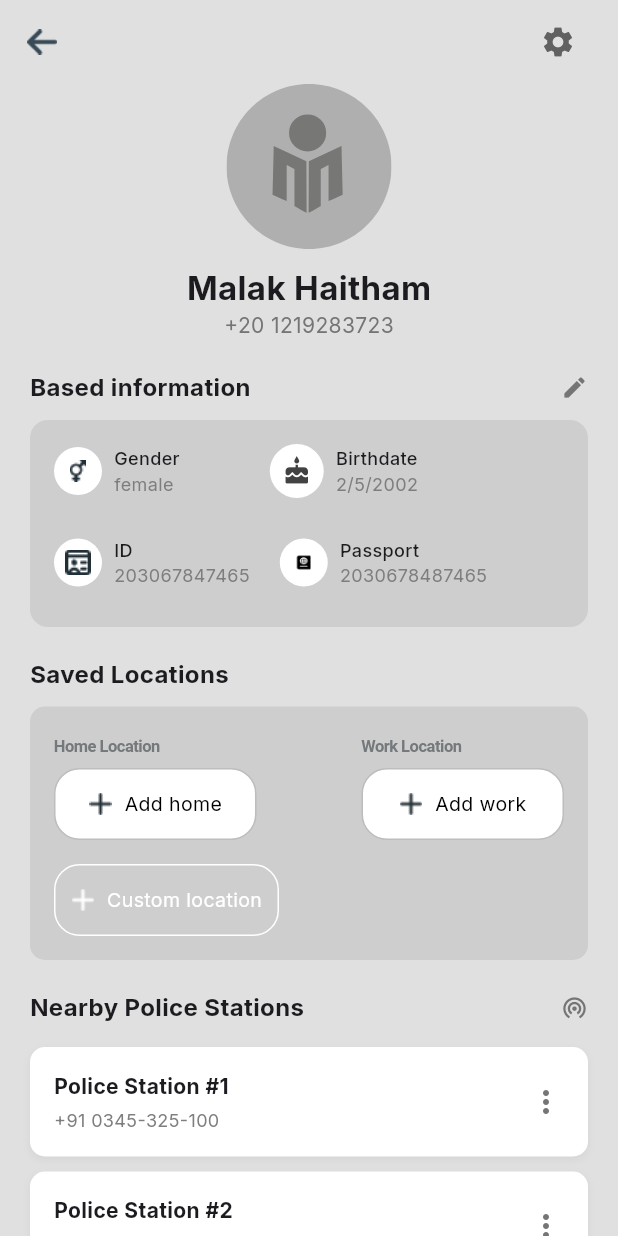
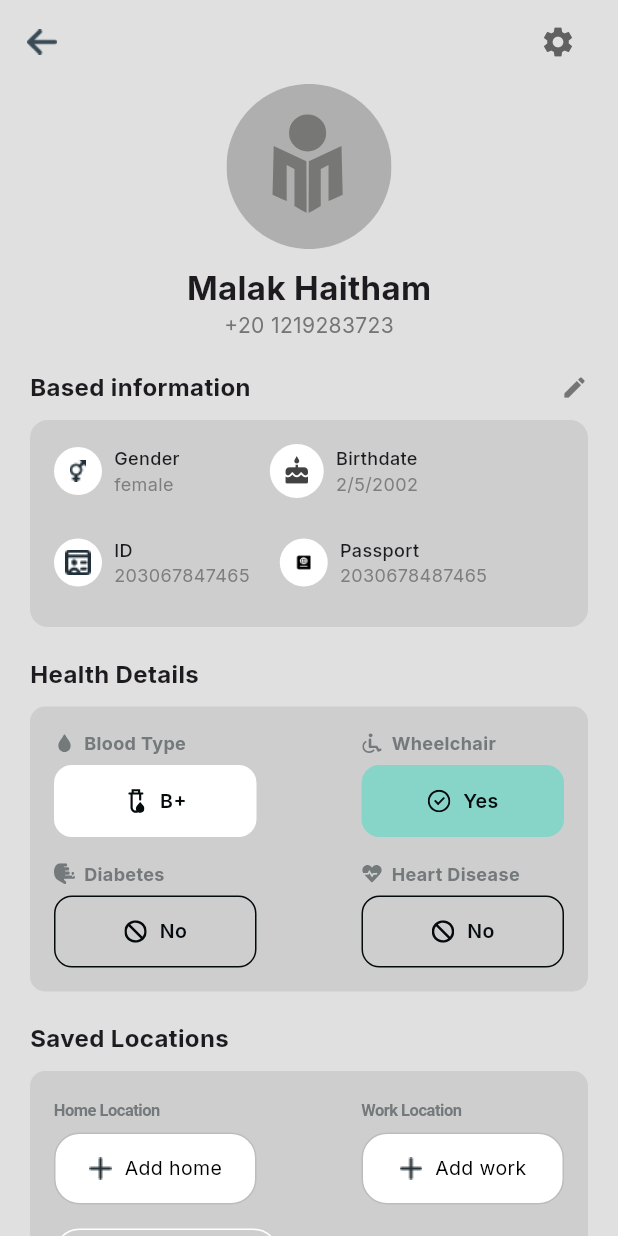
Before and after one commit to yousefkhalaf0/Mr_defence_app, a Flutter app: the ProfilePage screen opened by its route, on a phone screen of 412 x 824 dp. Run offline on Flutter 3.47's test engine with Material 3 defaults, Android fonts, the phone set to English and light mode, and no system bars; our stand-ins replace bloc, firebase_core, flutter_bloc, flutter_svg, go_router, google_fonts and 2 more; accounts and stored records are empty.

Commit message:
feat(profile): add health details section with health indicators
- Introduced a new section in the profile page for displaying health details.
- Added health items for Blood Type, Wheelchair usage, Diabetes, and Heart Disease.
- Implemented a reusable widget `buildHealthItem` for consistent item display.
- Updated SVG assets for health indicators including Blood, Diabetes, Heart Disease, and Wheel icons.

```diff
--- a/lib/features/profile/presentation/views/profile_page.dart
+++ b/lib/features/profile/presentation/views/profile_page.dart
@@ -1,4 +1,4 @@
-// ignore_for_file: avoid_print, deprecated_member_use, unnecessary_to_list_in_spreads, unused_import
+// ignore_for_file: avoid_print, deprecated_member_use, unnecessary_to_list_in_spreads, unused_import, sized_box_for_whitespace
 
 import 'package:app/core/utils/assets.dart';
 import 'package:app/core/utils/router.dart';
@@ -129,6 +129,69 @@ class _ProfilePageState extends State<ProfilePage> {
                 ],
               ),
             ),
+
+
+
+
+            // Health Details Section
+            const SizedBox(height: 20),
+            sectionHeader("Health Details", bold: true),
+            Container(
+              width: double.infinity,
+              padding: const EdgeInsets.all(16),
+              decoration: BoxDecoration(
+                color: const Color(0xFFCECECE),
+                borderRadius: BorderRadius.circular(10),
+              ),
+              child: Column(
+                children: [
+                  Row(
+                    mainAxisAlignment: MainAxisAlignment.spaceBetween,
+                    children: [
+                      buildHealthItem(
+                        label: "Blood Type",
+                        iconPath: 'assets/profile_assets/images/BloodIcon.svg',
+                        buttonText: "B+",
+                        buttonIconPath: 'assets/profile_assets/images/Blood.svg',
+                        backgroundColor: Colors.white,
+                      ),
+                      buildHealthItem(
+                        label: "Wheelchair",
+                        iconPath: 'assets/profile_assets/images/WheelIcon.svg',
+                        buttonText: "Yes",
+                        buttonIconPath: 'assets/profile_assets/images/Wheel.svg',
+                        backgroundColor: const Color(0xFF86D5C8),
+                      ),
+                    ],
+                  ),
+                  const SizedBox(height: 16),
+                  Row(
+                    mainAxisAlignment: MainAxisAlignment.spaceBetween,
+                    children: [
+                      buildHealthItem(
+                        label: "Diabetes",
+                        iconPath: 'assets/profile_assets/images/DiabetesIcon.svg',
+                        buttonText: "No",
+                        buttonIconPath: 'assets/profile_assets/images/Row_2.svg',
+                        backgroundColor: const Color(0xFFCECECE),
+                        borderColor: const Color(0xFF050A0D),
+                        borderWidth: 1,
+                      ),
+                      buildHealthItem(
+                        label: "Heart Disease",
+                        iconPath: 'assets/profile_assets/images/HeartDisease.svg',
+                        buttonText: "No",
+                        buttonIconPath: 'assets/profile_assets/images/Row_2.svg',
+                        backgroundColor: const Color(0xFFCECECE),
+                        borderColor: const Color(0xFF050A0D),
+                        borderWidth: 1,
+                      ),
+                    ],
+                  ),
+                ],
+              ),
+            ),
+
             const SizedBox(height: 20),
             sectionHeader("Saved Locations", bold: true),
             Container(
@@ -376,6 +439,79 @@ class _ProfilePageState extends State<ProfilePage> {
     );
   }
 
+
+  Widget buildHealthItem({
+  required String label,
+  required String iconPath,
+  required String buttonText,
+  required Color backgroundColor,
+  String? buttonIconPath,
+  Color borderColor = Colors.transparent,
+  double borderWidth = 0,
+}) {
+  return Column(
+    crossAxisAlignment: CrossAxisAlignment.start,
+    children: [
+      SizedBox(
+        width: 135,
+        child: Row(
+          children: [
+            SvgPicture.asset(
+              iconPath,
+              width: 14,
+              height: 14,
+              color: const Color(0xFF74797B),
+            ),
+            const SizedBox(width: 6),
+            Text(
+              label,
+              style: const TextStyle(
+                fontSize: 12,
+                fontWeight: FontWeight.bold,
+                color: Color(0xFF74797B),
+              ),
+            ),
+          ],
+        ),
+      ),
+      const SizedBox(height: 6),
+
+      Container(
+        width: 135,
+        height: 48,
+        decoration: BoxDecoration(
+          color: backgroundColor,
+          borderRadius: BorderRadius.circular(12),
+          border: Border.all(color: borderColor, width: borderWidth),
+        ),
+        padding: const EdgeInsets.symmetric(horizontal: 10),
+        child: Row(
+          mainAxisAlignment: MainAxisAlignment.center,
+          children: [
+            if (buttonIconPath != null) ...[
+              SvgPicture.asset(
+                buttonIconPath,
+                width: 16,
+                height: 16,
+                color: const Color(0xFF050A0D),
+              ),
+              const SizedBox(width: 8),
+            ],
+            Text(
+              buttonText,
+              style: const TextStyle(
+                fontSize: 13,
+                fontWeight: FontWeight.w600,
+                color: Color(0xFF050A0D),
+              ),
+            ),
+          ],
+        ),
+      ),
+    ],
+  );
+}
+
   Widget locationButton(
     String label, {
     bool fullWidth = false,
```
Also changed, not shown: assets/profile_assets/images/Blood.svg (added), assets/profile_assets/images/BloodIcon.svg (added), assets/profile_assets/images/DiabetesIcon.svg (added), assets/profile_assets/images/HeartDisease.svg (added), assets/profile_assets/images/Row_2.svg (added), assets/profile_assets/images/Wheel.svg (added), assets/profile_assets/images/WheelIcon.svg (added).
